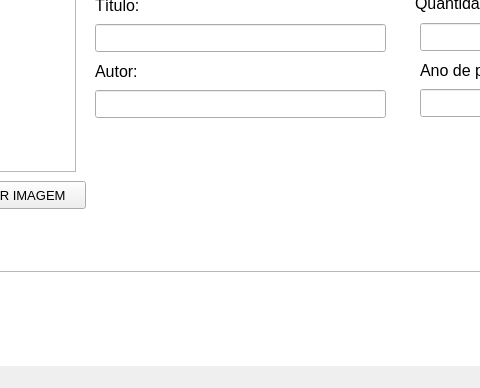
Before: the Qt Designer form telas/tela_cadastro_livro.ui in Gas-Helio/CRUD-Biblioteca, drawn with Qt 5; both pictures show x 195 to 675 and y 159 to 547 of the 926 by 547 pixel window.
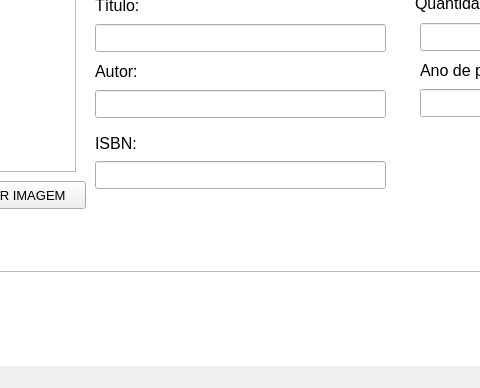
After: the same form once the commit is applied. Icons and pictures are not drawn.

Commit message: cadastro livro (ok), tela acervo (Iniciado)

Diff of the .ui file:
```diff
--- a/telas/tela_cadastro_livro.ui
+++ b/telas/tela_cadastro_livro.ui
@@ -249,6 +249,39 @@
      </rect>
     </property>
    </widget>
+   <widget class="QLabel" name="label_4">
+    <property name="geometry">
+     <rect>
+      <x>290</x>
+      <y>290</y>
+      <width>291</width>
+      <height>24</height>
+     </rect>
+    </property>
+    <property name="font">
+     <font>
+      <pointsize>12</pointsize>
+     </font>
+    </property>
+    <property name="text">
+     <string>ISBN: </string>
+    </property>
+   </widget>
+   <widget class="QLineEdit" name="isbn">
+    <property name="geometry">
+     <rect>
+      <x>290</x>
+      <y>320</y>
+      <width>291</width>
+      <height>28</height>
+     </rect>
+    </property>
+    <property name="font">
+     <font>
+      <pointsize>11</pointsize>
+     </font>
+    </property>
+   </widget>
    <zorder>textBrowser</zorder>
    <zorder>label_2</zorder>
    <zorder>textBrowser_3</zorder>
@@ -264,6 +297,8 @@
    <zorder>textBrowser_2</zorder>
    <zorder>colocar_imagem</zorder>
    <zorder>label_5</zorder>
+   <zorder>label_4</zorder>
+   <zorder>isbn</zorder>
   </widget>
   <widget class="QMenuBar" name="menubar">
    <property name="geometry">
```
The commit also changes 5 other files.
